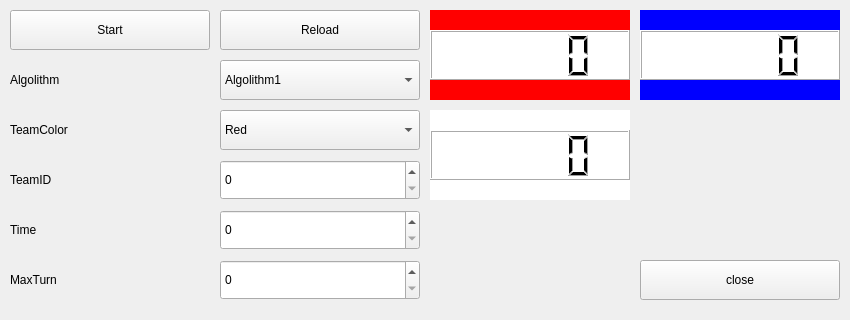
First picture: the form in src/mainwindow.ui, repository gra1024/Procon30_simulator, before the edit.
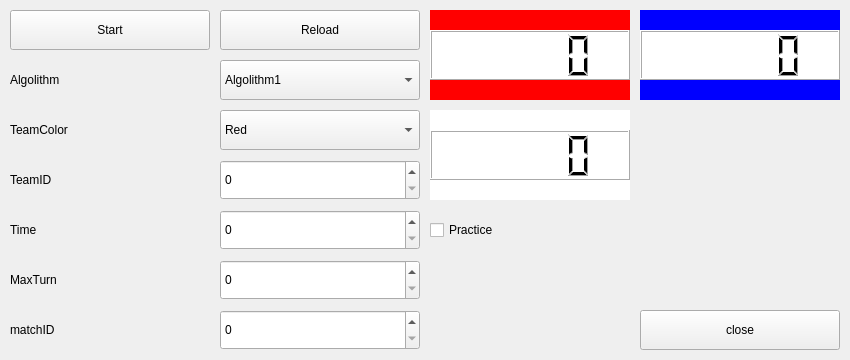
Second picture: the form after the edit.

What changed in the file:
```diff
--- a/src/mainwindow.ui
+++ b/src/mainwindow.ui
@@ -10,7 +10,7 @@
     <x>0</x>
     <y>0</y>
     <width>850</width>
-    <height>320</height>
+    <height>360</height>
    </rect>
   </property>
   <property name="font">
@@ -25,7 +25,7 @@
    <property name="geometry">
     <rect>
      <x>640</x>
-     <y>260</y>
+     <y>310</y>
      <width>200</width>
      <height>40</height>
     </rect>
@@ -348,6 +348,45 @@
     <number>999999999</number>
    </property>
   </widget>
+  <widget class="QLabel" name="label_matchID">
+   <property name="geometry">
+    <rect>
+     <x>10</x>
+     <y>310</y>
+     <width>200</width>
+     <height>40</height>
+    </rect>
+   </property>
+   <property name="text">
+    <string>matchID</string>
+   </property>
+  </widget>
+  <widget class="QSpinBox" name="spinBox_matchID">
+   <property name="geometry">
+    <rect>
+     <x>220</x>
+     <y>310</y>
+     <width>200</width>
+     <height>40</height>
+    </rect>
+   </property>
+   <property name="maximum">
+    <number>999999999</number>
+   </property>
+  </widget>
+  <widget class="QCheckBox" name="checkBox_practice">
+   <property name="geometry">
+    <rect>
+     <x>430</x>
+     <y>210</y>
+     <width>200</width>
+     <height>40</height>
+    </rect>
+   </property>
+   <property name="text">
+    <string>Practice</string>
+   </property>
+  </widget>
  </widget>
  <layoutdefault spacing="6" margin="11"/>
  <resources/>
```
